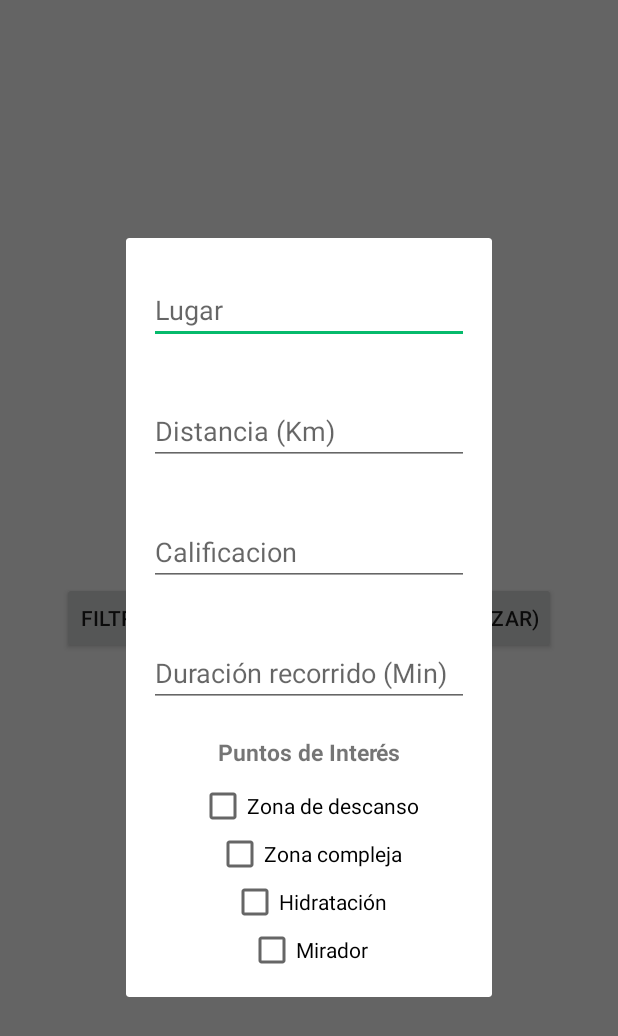
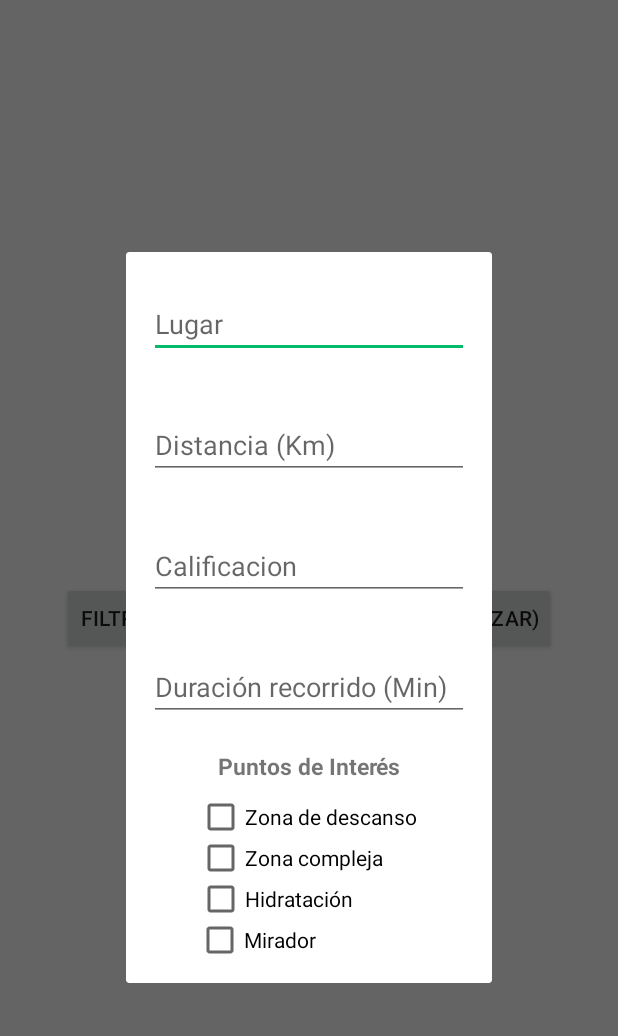
Before and after one commit to compumovil2010/sendismapp, an Android app: the FiltrosBusqueda screen opened directly, with no data from a screen before it, after a tap on "FILTROS DE BUSQUEDA (VISTA DE VISUALIZAR", on a phone screen of 412 x 824 dp. Shown: the top 1036 px of the screen. Run offline under Robolectric (Android 15) with nearby library versions, the phone set to English and light mode, and no system bars.

```diff
--- a/app/src/main/res/layout/ly_filtros_busqueda.xml
+++ b/app/src/main/res/layout/ly_filtros_busqueda.xml
@@ -81,8 +81,8 @@
 
     <CheckBox
         android:id="@+id/checkBox"
-        android:layout_width="wrap_content"
-        android:layout_height="wrap_content"
+        android:layout_width="150dp"
+        android:layout_height="27dp"
         android:layout_marginStart="15dp"
         android:layout_marginTop="50dp"
         android:layout_marginEnd="15dp"
@@ -93,8 +93,8 @@
 
     <CheckBox
         android:id="@+id/checkBox2"
-        android:layout_width="wrap_content"
-        android:layout_height="wrap_content"
+        android:layout_width="150dp"
+        android:layout_height="27dp"
         android:layout_marginStart="15dp"
         android:layout_marginEnd="15dp"
         android:text="@string/cbZonaCompleja"
@@ -104,8 +104,8 @@
 
     <CheckBox
         android:id="@+id/checkBox3"
-        android:layout_width="wrap_content"
-        android:layout_height="wrap_content"
+        android:layout_width="150dp"
+        android:layout_height="27dp"
         android:layout_marginStart="15dp"
         android:layout_marginEnd="15dp"
         android:text="@string/cbHidratacion"
@@ -115,8 +115,8 @@
 
     <CheckBox
         android:id="@+id/checkBox4"
-        android:layout_width="wrap_content"
-        android:layout_height="wrap_content"
+        android:layout_width="150dp"
+        android:layout_height="27dp"
         android:layout_marginStart="15dp"
         android:layout_marginEnd="15dp"
         android:layout_marginBottom="15dp"
```
